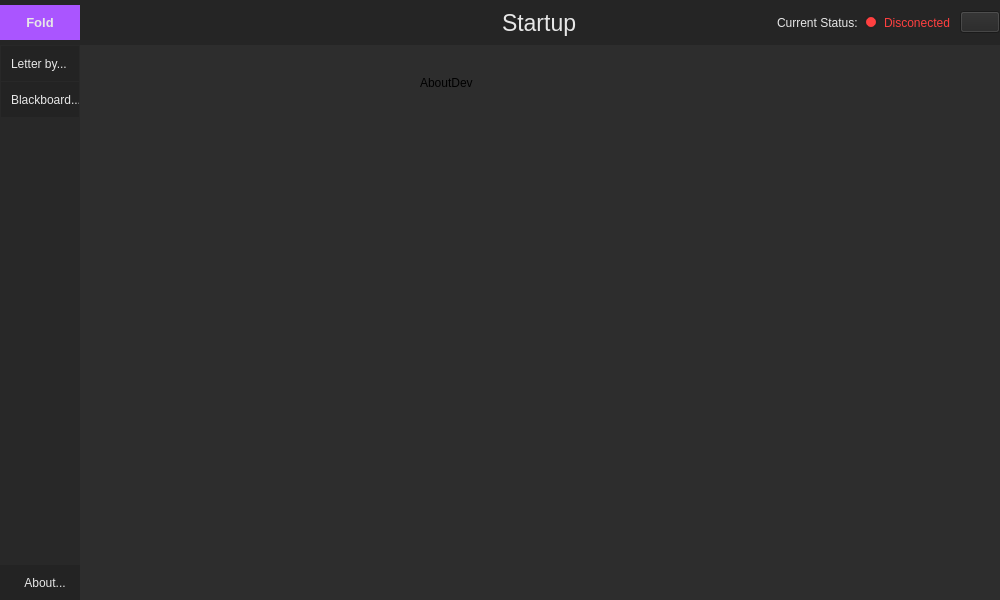
AntonioPriego/DeepPen, file UI/DeepPenUI/mainwindow.ui: the form before one commit.
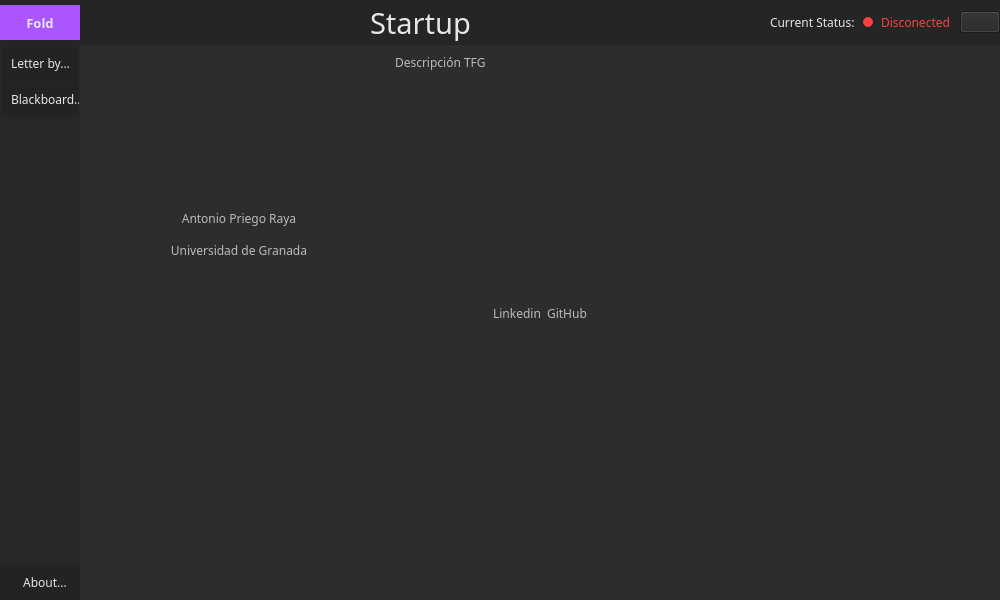
The form after the commit. The open tabs and pages were chosen to show the change. Icons and pictures are not drawn.

Diff of the .ui file:
```diff
--- a/UI/DeepPenUI/mainwindow.ui
+++ b/UI/DeepPenUI/mainwindow.ui
@@ -128,6 +128,7 @@
             </property>
             <property name="font">
              <font>
+              <family>Universalis ADF Std</family>
               <pointsize>10</pointsize>
               <bold>true</bold>
              </font>
@@ -150,27 +151,64 @@
          </layout>
         </widget>
        </item>
-       <item alignment="Qt::AlignLeft">
+       <item>
         <widget class="QLabel" name="_">
          <property name="text">
           <string/>
          </property>
         </widget>
        </item>
-       <item alignment="Qt::AlignHCenter">
+       <item>
+        <widget class="QFrame" name="forSTposition1">
+         <property name="frameShape">
+          <enum>QFrame::NoFrame</enum>
+         </property>
+         <property name="frameShadow">
+          <enum>QFrame::Raised</enum>
+         </property>
+        </widget>
+       </item>
+       <item>
         <widget class="QLabel" name="SectionTitle">
+         <property name="enabled">
+          <bool>true</bool>
+         </property>
          <property name="font">
           <font>
-           <pointsize>17</pointsize>
+           <family>Universalis ADF Std</family>
+           <pointsize>22</pointsize>
            <bold>false</bold>
           </font>
          </property>
          <property name="text">
           <string>Startup</string>
          </property>
+         <property name="alignment">
+          <set>Qt::AlignCenter</set>
+         </property>
         </widget>
        </item>
-       <item alignment="Qt::AlignRight">
+       <item>
+        <widget class="QFrame" name="forSTposition3">
+         <property name="frameShape">
+          <enum>QFrame::NoFrame</enum>
+         </property>
+         <property name="frameShadow">
+          <enum>QFrame::Raised</enum>
+         </property>
+        </widget>
+       </item>
+       <item>
+        <widget class="QFrame" name="forSTposition2">
+         <property name="frameShape">
+          <enum>QFrame::NoFrame</enum>
+         </property>
+         <property name="frameShadow">
+          <enum>QFrame::Raised</enum>
+         </property>
+        </widget>
+       </item>
+       <item>
         <widget class="QFrame" name="frame">
          <property name="styleSheet">
           <string notr="true"> QPushButton {
@@ -217,7 +255,9 @@
              <item>
               <widget class="QLabel" name="label">
                <property name="font">
-                <font/>
+                <font>
+                 <family>Universalis ADF Std</family>
+                </font>
                </property>
                <property name="text">
                 <string>Current Status:</string>
@@ -227,7 +267,9 @@
              <item>
               <widget class="QRadioButton" name="ConectedStatusRB">
                <property name="font">
-                <font/>
+                <font>
+                 <family>Universalis ADF Std</family>
+                </font>
                </property>
                <property name="styleSheet">
                 <string notr="true">QRadioButton:checked {
@@ -421,7 +463,9 @@
                 </size>
                </property>
                <property name="font">
-                <font/>
+                <font>
+                 <family>Universalis ADF Std</family>
+                </font>
                </property>
                <property name="cursor">
                 <cursorShape>PointingHandCursor</cursorShape>
@@ -460,6 +504,7 @@
                </property>
                <property name="font">
                 <font>
+                 <family>Universalis ADF Std</family>
                  <italic>false</italic>
                  <bold>false</bold>
                  <strikeout>false</strikeout>
@@ -500,7 +545,9 @@
              </size>
             </property>
             <property name="font">
-             <font/>
+             <font>
+              <family>Universalis ADF Std</family>
+             </font>
             </property>
             <property name="cursor">
              <cursorShape>PointingHandCursor</cursorShape>
@@ -740,19 +787,303 @@
              </widget>
             </widget>
             <widget class="QWidget" name="AboutDevPage">
-             <widget class="QLabel" name="label_4">
-              <property name="geometry">
-               <rect>
-                <x>340</x>
-                <y>30</y>
-                <width>121</width>
-                <height>16</height>
-               </rect>
-              </property>
-              <property name="text">
-               <string>AboutDev</string>
-              </property>
-             </widget>
+             <layout class="QGridLayout" name="gridLayout_2">
+              <item row="0" column="0">
+               <layout class="QVBoxLayout" name="verticalLayout_8">
+                <item>
+                 <layout class="QHBoxLayout" name="horizontalLayout_8">
+                  <item>
+                   <layout class="QVBoxLayout" name="verticalLayout_9">
+                    <item>
+                     <widget class="QLabel" name="personalPhoto">
+                      <property name="minimumSize">
+                       <size>
+                        <width>300</width>
+                        <height>150</height>
+                       </size>
+                      </property>
+                      <property name="maximumSize">
+                       <size>
+                        <width>300</width>
+                        <height>150</height>
+                       </size>
+                      </property>
+                      <property name="text">
+                       <string/>
+                      </property>
+                      <property name="alignment">
+                       <set>Qt::AlignCenter</set>
+                      </property>
+                     </widget>
+                    </item>
+                    <item>
+                     <widget class="QLabel" name="devName">
+                      <property name="maximumSize">
+                       <size>
+                        <width>300</width>
+                        <height>80</height>
+                       </size>
+                      </property>
+                      <property name="font">
+                       <font>
+                        <family>Universalis ADF Std</family>
+                       </font>
+                      </property>
+                      <property name="styleSheet">
+                       <string notr="true">color: rgb(186, 189, 182);</string>
+                      </property>
+                      <property name="text">
+                       <string>Antonio Priego Raya
+
+Universidad de Granada</string>
+                      </property>
+                      <property name="alignment">
+                       <set>Qt::AlignHCenter|Qt::AlignTop</set>
+                      </property>
+                     </widget>
+                    </item>
+                    <item>
+                     <spacer name="verticalSpacer_2">
+                      <property name="orientation">
+                       <enum>Qt::Vertical</enum>
+                      </property>
+                      <property name="sizeHint" stdset="0">
+                       <size>
+                        <width>20</width>
+                        <height>40</height>
+                       </size>
+                      </property>
+                     </spacer>
+                    </item>
+                   </layout>
+                  </item>
+                  <item>
+                   <widget class="QLabel" name="projectInfo">
+                    <property name="minimumSize">
+                     <size>
+                      <width>600</width>
+                      <height>0</height>
+                     </size>
+                    </property>
+                    <property name="maximumSize">
+                     <size>
+                      <width>16777215</width>
+                      <height>16777215</height>
+                     </size>
+                    </property>
+                    <property name="font">
+                     <font>
+                      <family>Universalis ADF Std</family>
+                     </font>
+                    </property>
+                    <property name="styleSheet">
+                     <string notr="true">color: rgb(186, 189, 182);</string>
+                    </property>
+                    <property name="text">
+                     <string>Descripción TFG</string>
+                    </property>
+                    <property name="alignment">
+                     <set>Qt::AlignJustify|Qt::AlignTop</set>
+                    </property>
+                   </widget>
+                  </item>
+                 </layout>
+                </item>
+                <item>
+                 <layout class="QHBoxLayout" name="horizontalLayout_12">
+                  <item>
+                   <spacer name="horizontalSpacer_4">
+                    <property name="orientation">
+                     <enum>Qt::Horizontal</enum>
+                    </property>
+                    <property name="sizeHint" stdset="0">
+                     <size>
+                      <width>40</width>
+                      <height>20</height>
+                     </size>
+                    </property>
+                   </spacer>
+                  </item>
+                  <item>
+                   <layout class="QVBoxLayout" name="linkedinLayout">
+                    <item>
+                     <widget class="QLabel" name="linkedinLabel">
+                      <property name="font">
+                       <font>
+                        <family>Universalis ADF Std</family>
+                        <pointsize>9</pointsize>
+                       </font>
+                      </property>
+                      <property name="layoutDirection">
+                       <enum>Qt::LeftToRight</enum>
+                      </property>
+                      <property name="styleSheet">
+                       <string notr="true">color: rgb(186, 189, 182);</string>
+                      </property>
+                      <property name="text">
+                       <string>Linkedin</string>
+                      </property>
+                      <property name="alignment">
+                       <set>Qt::AlignCenter</set>
+                      </property>
+                     </widget>
+                    </item>
+                    <item>
+                     <widget class="QPushButton" name="linkedinButton">
+                      <property name="minimumSize">
+                       <size>
+                        <width>0</width>
+                        <height>40</height>
+                       </size>
+                      </property>
+                      <property name="maximumSize">
+                       <size>
+                        <width>40</width>
+                        <height>16777215</height>
+                       </size>
+                      </property>
+                      <property name="cursor">
+                       <cursorShape>PointingHandCursor</cursorShape>
+                      </property>
+                      <property name="layoutDirection">
+                       <enum>Qt::LeftToRight</enum>
+                      </property>
+                      <property name="styleSheet">
+                       <string notr="true"> QPushButton {
+	color: rgb(231, 231, 231);
+    background-color:rgb(45, 45, 45);
+ }
+ QPushButton:hover {
+    background-color: rgb(45, 45, 45);
+ }
+ QPushButton:pressed{
+    background-color:rgb(45, 45, 45) ;
+ }</string>
+                      </property>
+                      <property name="text">
+                       <string/>
+                      </property>
+                      <property name="icon">
+                       <iconset>
+                        <normaloff>icons/linkedinIcon.png</normaloff>icons/linkedinIcon.png</iconset>
+                      </property>
+                      <property name="iconSize">
+                       <size>
+                        <width>40</width>
+                        <height>40</height>
+                       </size>
+                      </property>
+                      <property name="flat">
+                       <bool>true</bool>
+                      </property>
+                     </widget>
+                    </item>
+                   </layout>
+                  </item>
+                  <item>
+                   <layout class="QVBoxLayout" name="githubLayout">
+                    <item>
+                     <widget class="QLabel" name="githubLabel">
+                      <property name="font">
+                       <font>
+                        <family>Universalis ADF Std</family>
+                        <pointsize>9</pointsize>
+                       </font>
+                      </property>
+                      <property name="layoutDirection">
+                       <enum>Qt::LeftToRight</enum>
+                      </property>
+                      <property name="styleSheet">
+                       <string notr="true">color: rgb(186, 189, 182);</string>
+                      </property>
+                      <property name="text">
+                       <string>GitHub</string>
+                      </property>
+                      <property name="alignment">
+                       <set>Qt::AlignCenter</set>
+                      </property>
+                     </widget>
+                    </item>
+                    <item>
+                     <widget class="QPushButton" name="githubButton">
+                      <property name="minimumSize">
+                       <size>
+                        <width>0</width>
+                        <height>40</height>
+                       </size>
+                      </property>
+                      <property name="maximumSize">
+                       <size>
+                        <width>40</width>
+                        <height>16777215</height>
+                       </size>
+                      </property>
+                      <property name="cursor">
+                       <cursorShape>PointingHandCursor</cursorShape>
+                      </property>
+                      <property name="styleSheet">
+                       <string notr="true"> QPushButton {
+	color: rgb(231, 231, 231);
+    background-color:rgb(45, 45, 45);
+ }
+ QPushButton:hover {
+    background-color: rgb(45, 45, 45);
+ }
+ QPushButton:pressed{
+    background-color:rgb(45, 45, 45) ;
+ }</string>
+                      </property>
+                      <property name="text">
+                       <string/>
+                      </property>
+                      <property name="icon">
+                       <iconset>
+                        <normaloff>icons/githubIcon.png</normaloff>icons/githubIcon.png</iconset>
+                      </property>
+                      <property name="iconSize">
+                       <size>
+                        <width>40</width>
+                        <height>40</height>
+                       </size>
+                      </property>
+                      <property name="flat">
+                       <bool>true</bool>
+                      </property>
+                     </widget>
+                    </item>
+                   </layout>
+                  </item>
+                  <item>
+                   <spacer name="horizontalSpacer_5">
+                    <property name="orientation">
+                     <enum>Qt::Horizontal</enum>
+                    </property>
+                    <property name="sizeHint" stdset="0">
+                     <size>
+                      <width>40</width>
+                      <height>20</height>
+                     </size>
+                    </property>
+                   </spacer>
+                  </item>
+                 </layout>
+                </item>
+               </layout>
+              </item>
+              <item row="1" column="0">
+               <spacer name="verticalSpacer_3">
+                <property name="orientation">
+                 <enum>Qt::Vertical</enum>
+                </property>
+                <property name="sizeHint" stdset="0">
+                 <size>
+                  <width>20</width>
+                  <height>40</height>
+                 </size>
+                </property>
+               </spacer>
+              </item>
+             </layout>
             </widget>
            </widget>
           </item>
```
Left out of the diff: 263 changed lines with no effect on the pictures.
